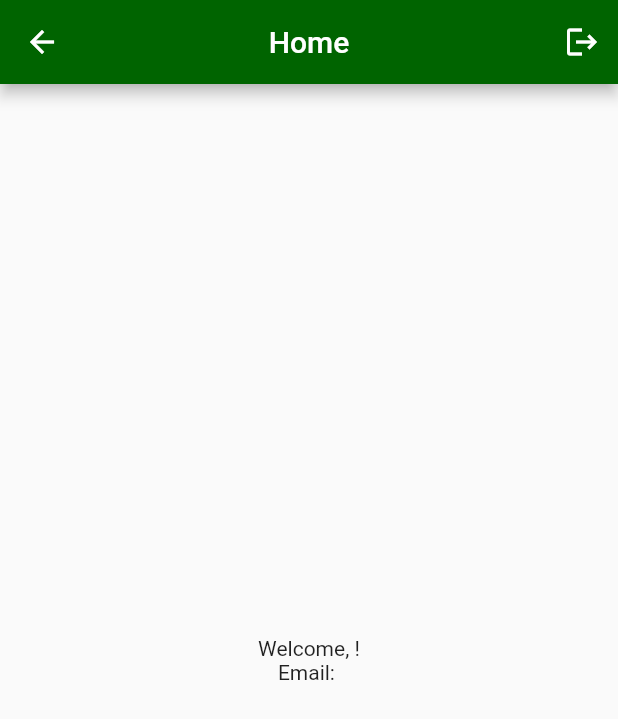
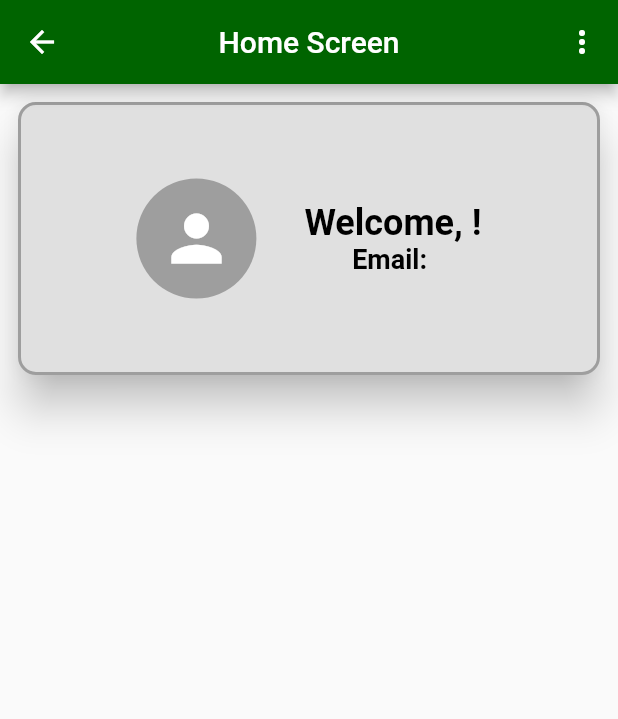
Before and after one commit to yusufrizalh/bengkel-flutter, a Flutter app: the HomeScreen screen opened by its route, on a phone screen of 412 x 824 dp. Shown: the top 719 px of the screen. Run offline on Flutter 3.47's test engine with Material 3 defaults, Android fonts, the phone set to English and light mode, and no system bars; our stand-ins replace flutter_form_builder, form_builder_validators, shared_preferences; accounts and stored records are empty.

Commit message:
user home screen

```diff
--- a/lib/screens/home_screen.dart
+++ b/lib/screens/home_screen.dart
@@ -8,30 +8,150 @@ class HomeScreen extends StatelessWidget {
   @override
   Widget build(BuildContext context) {
     final authService = Provider.of<AuthService>(context);
+    void logoutProcess() async {
+      await authService.logout();
+      Navigator.pushReplacementNamed(context, '/login');
+    }
 
     return Scaffold(
       appBar: AppBar(
-        title: Text('Home'),
+        title: Text('Home Screen'),
         centerTitle: true,
         backgroundColor: Color.fromRGBO(0, 100, 0, 1),
         actions: [
-          IconButton(
-            icon: Icon(Icons.logout),
-            onPressed: () async {
-              await authService.logout();
-              Navigator.pushReplacementNamed(context, '/login');
+          // IconButton(
+          //   icon: Icon(Icons.logout),
+          //   onPressed: () async {
+          //     await authService.logout();
+          //     Navigator.pushReplacementNamed(context, '/login');
+          //   },
+          // ),
+          PopupMenuButton(
+            tooltip: "Open popup",
+            itemBuilder: (context) {
+              return {"Profile", "Logout"}.map((String popup) {
+                return PopupMenuItem(value: popup, child: Text(popup));
+              }).toList();
+            },
+            onSelected: (String popup) {
+              switch (popup) {
+                case "Profile":
+                  debugPrint("Popup Profile");
+                  break;
+                case "Logout":
+                  debugPrint("Popup Logout");
+                  logoutProcess();
+                  break;
+              }
             },
           ),
         ],
       ),
       body: Center(
         child: Column(
-          mainAxisAlignment: MainAxisAlignment.center,
-          children: [
-            if (authService.user != null) ...[
-              Text('Welcome, ${authService.user!.user_name}!'),
-              Text('Email: ${authService.user!.user_email}'),
-            ],
+          mainAxisAlignment: MainAxisAlignment.start,
+          children: <Widget>[
+            Container(
+              padding: EdgeInsets.all(8),
+              width: MediaQuery.of(context).size.width,
+              height: MediaQuery.of(context).size.height * 0.25,
+              child: GestureDetector(
+                onTap: () {
+                  showDialog(
+                    context: context,
+                    builder: (context) {
+                      return AlertDialog(
+                        alignment: Alignment.center,
+                        shape: RoundedRectangleBorder(
+                          borderRadius: BorderRadius.circular(12),
+                        ),
+                        elevation: 12,
+                        title: Text('Profile'),
+                        icon: Icon(Icons.info, size: 32),
+                        content: Column(
+                          mainAxisSize: MainAxisSize.min,
+                          children: <Widget>[
+                            CircleAvatar(
+                              radius: 50,
+                              backgroundColor: Colors.grey,
+                              child: Icon(
+                                Icons.person,
+                                size: 60,
+                                color: Colors.white,
+                              ),
+                            ),
+                            SizedBox(height: 16),
+                            if (authService.user != null) ...[
+                              Text(
+                                'Name: ${authService.user!.user_name}',
+                                style: TextStyle(fontSize: 18),
+                              ),
+                              Text(
+                                'Email: ${authService.user!.user_email}',
+                                style: TextStyle(fontSize: 18),
+                              ),
+                            ],
+                          ],
+                        ),
+                        actions: <Widget>[
+                          TextButton(
+                            onPressed: () => Navigator.of(context).pop(),
+                            child: Text('Close'),
+                          ),
+                        ],
+                      );
+                    },
+                  );
+                },
+                child: Card(
+                  color: Colors.grey.shade300,
+                  elevation: 12,
+                  shadowColor: Colors.black,
+                  shape: RoundedRectangleBorder(
+                    borderRadius: BorderRadius.circular(12),
+                    side: BorderSide(color: Colors.grey, width: 2),
+                  ),
+                  child: Row(
+                    mainAxisAlignment: MainAxisAlignment.center,
+                    children: <Widget>[
+                      CircleAvatar(
+                        radius: 40,
+                        backgroundColor: Colors.grey,
+                        child: Icon(
+                          Icons.person,
+                          size: 50,
+                          color: Colors.white,
+                        ),
+                      ),
+                      SizedBox(width: 32),
+                      Column(
+                        mainAxisAlignment: MainAxisAlignment.center,
+                        children: <Widget>[
+                          if (authService.user != null) ...[
+                            Text(
+                              'Welcome, ${authService.user!.user_name}!',
+                              style: TextStyle(
+                                fontSize: 24,
+                                fontWeight: FontWeight.bold,
+                                color: Colors.black,
+                              ),
+                            ),
+                            Text(
+                              'Email: ${authService.user!.user_email}',
+                              style: TextStyle(
+                                fontSize: 18,
+                                fontWeight: FontWeight.bold,
+                                color: Colors.black,
+                              ),
+                            ),
+                          ],
+                        ],
+                      ),
+                    ],
+                  ),
+                ),
+              ),
+            ),
           ],
         ),
       ),
```
